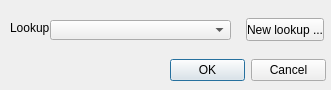
This is ui/wizard/ui_lookup_property.ui in gltn/stdm as Qt 5 draws it before an edit. The edited form follows.
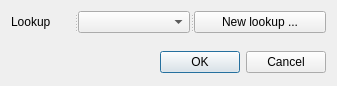
This is the edited form.

Commit message: Added layouts on all property editors

```diff
--- a/ui/wizard/ui_lookup_property.ui
+++ b/ui/wizard/ui_lookup_property.ui
@@ -6,38 +6,23 @@
    <rect>
     <x>0</x>
     <y>0</y>
-    <width>331</width>
-    <height>90</height>
+    <width>337</width>
+    <height>86</height>
    </rect>
   </property>
   <property name="windowTitle">
    <string>Lookup property</string>
   </property>
-  <widget class="QDialogButtonBox" name="buttonBox">
-   <property name="geometry">
-    <rect>
-     <x>170</x>
-     <y>59</y>
-     <width>156</width>
-     <height>23</height>
-    </rect>
+  <layout class="QFormLayout" name="formLayout">
+   <property name="verticalSpacing">
+    <number>18</number>
    </property>
+   <item row="0" column="0" colspan="2">
+    <widget class="QSplitter" name="splitter">
    <property name="orientation">
     <enum>Qt::Horizontal</enum>
    </property>
-   <property name="standardButtons">
-    <set>QDialogButtonBox::Cancel|QDialogButtonBox::Ok</set>
-   </property>
-  </widget>
   <widget class="QLabel" name="label">
-   <property name="geometry">
-    <rect>
-     <x>10</x>
-     <y>20</y>
-     <width>41</width>
-     <height>16</height>
-    </rect>
-   </property>
    <property name="maximumSize">
     <size>
      <width>200</width>
@@ -49,31 +34,28 @@
    </property>
   </widget>
   <widget class="QComboBox" name="cboPrimaryEntity">
-   <property name="geometry">
-    <rect>
-     <x>50</x>
-     <y>20</y>
-     <width>181</width>
-     <height>20</height>
-    </rect>
-   </property>
    <property name="insertPolicy">
     <enum>QComboBox::InsertAtTop</enum>
    </property>
   </widget>
   <widget class="QPushButton" name="edtNewlookup">
-   <property name="geometry">
-    <rect>
-     <x>246</x>
-     <y>18</y>
-     <width>78</width>
-     <height>23</height>
-    </rect>
-   </property>
    <property name="text">
     <string>New lookup ...</string>
    </property>
   </widget>
+    </widget>
+   </item>
+   <item row="1" column="1">
+    <widget class="QDialogButtonBox" name="buttonBox">
+     <property name="orientation">
+      <enum>Qt::Horizontal</enum>
+     </property>
+     <property name="standardButtons">
+      <set>QDialogButtonBox::Cancel|QDialogButtonBox::Ok</set>
+     </property>
+    </widget>
+   </item>
+  </layout>
  </widget>
  <resources/>
  <connections>
```
Lines whose indentation alone changed are shown as unchanged. The commit also changes 20 other files.
